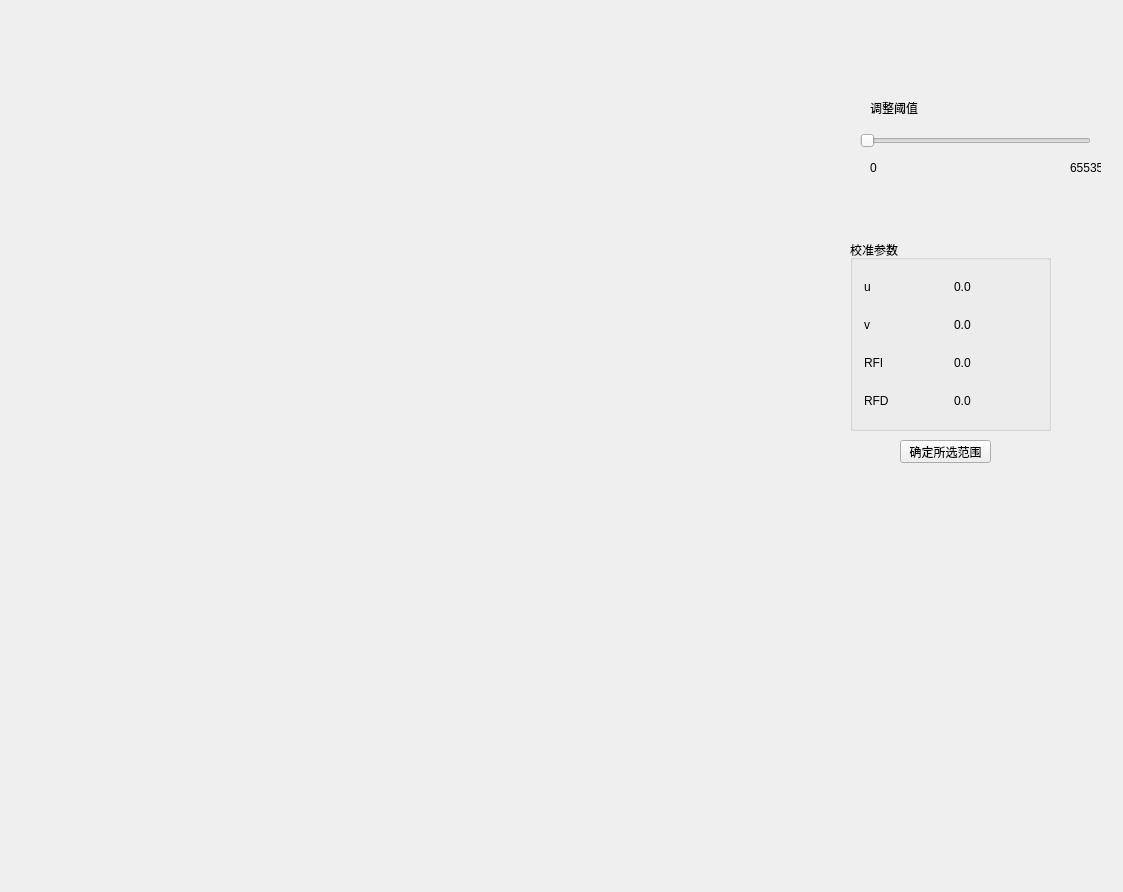
Before: the Qt Designer form 03_Project/01_Code/calibration_test2/calibration_test1/calibration_test1.ui in T1mu/Evolving, drawn with Qt 5.
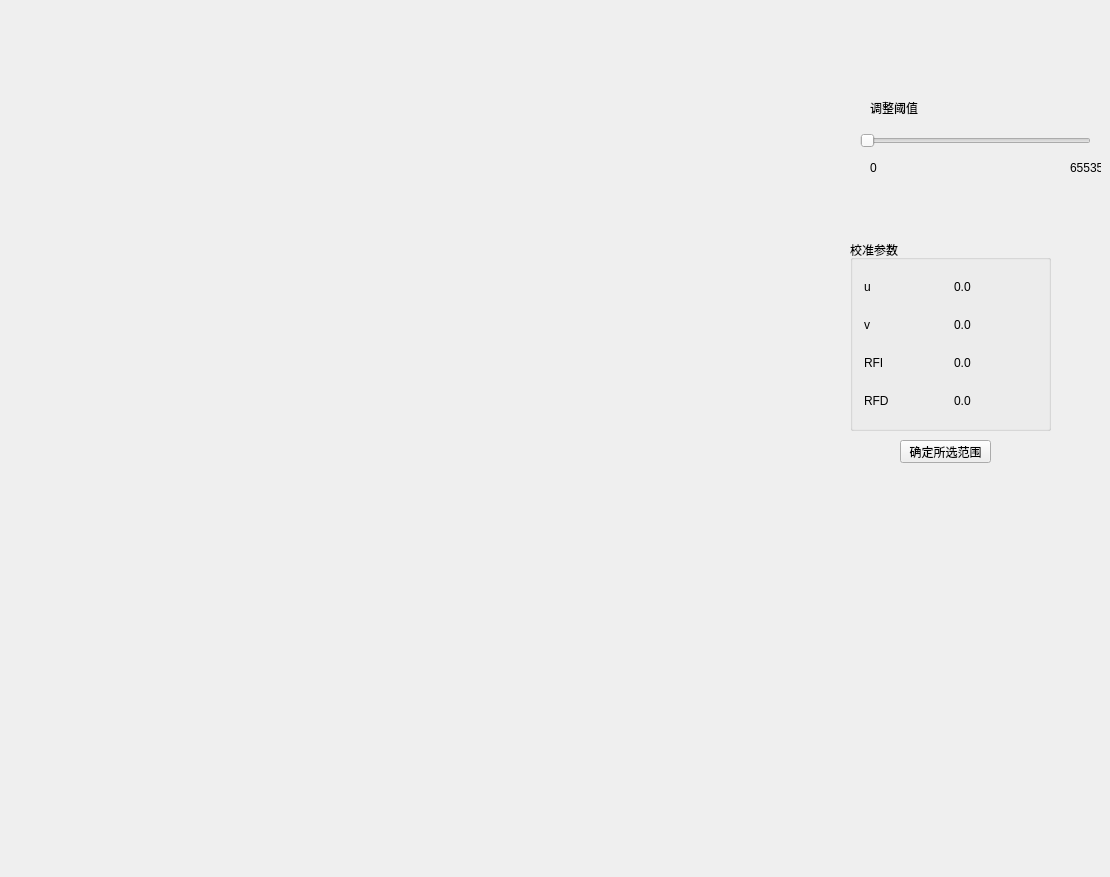
After: the same form once the commit is applied.

The edit to the form file:
```diff
--- a/03_Project/01_Code/calibration_test2/calibration_test1/calibration_test1.ui
+++ b/03_Project/01_Code/calibration_test2/calibration_test1/calibration_test1.ui
@@ -6,8 +6,8 @@
    <rect>
     <x>0</x>
     <y>0</y>
-    <width>1123</width>
-    <height>892</height>
+    <width>1110</width>
+    <height>877</height>
    </rect>
   </property>
   <property name="windowTitle">
```
